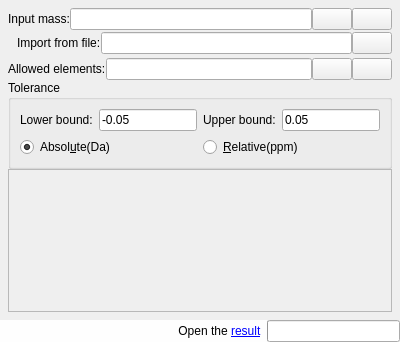
The window that src/component/formmasstoformula.ui (zwpwjwtz/MassCalculator) describes before a commit, drawn with Qt 5.
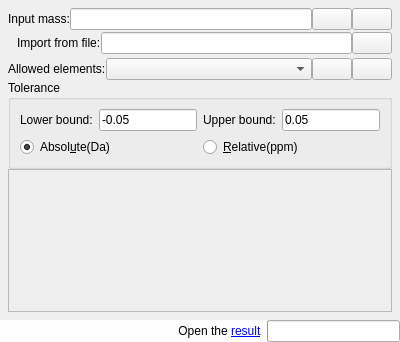
The same window after the commit. Icons and pictures are not drawn. Custom widgets are drawn as their Qt base class.

```diff
--- a/src/component/formmasstoformula.ui
+++ b/src/component/formmasstoformula.ui
@@ -138,9 +138,12 @@
         </widget>
        </item>
        <item>
-        <widget class="QLineEdit" name="textAllowedElement">
-         <property name="readOnly">
-          <bool>true</bool>
+        <widget class="CompositionTemplateList" name="comboAllowedElement">
+         <property name="sizePolicy">
+          <sizepolicy hsizetype="Expanding" vsizetype="Fixed">
+           <horstretch>0</horstretch>
+           <verstretch>0</verstretch>
+          </sizepolicy>
          </property>
         </widget>
        </item>
@@ -424,6 +427,11 @@
    <extends>QLineEdit</extends>
    <header>widget/labeledtext.h</header>
   </customwidget>
+  <customwidget>
+   <class>CompositionTemplateList</class>
+   <extends>QComboBox</extends>
+   <header>widget/compositiontemplatelist.h</header>
+  </customwidget>
  </customwidgets>
  <resources>
   <include location="../resources.qrc"/>
```
